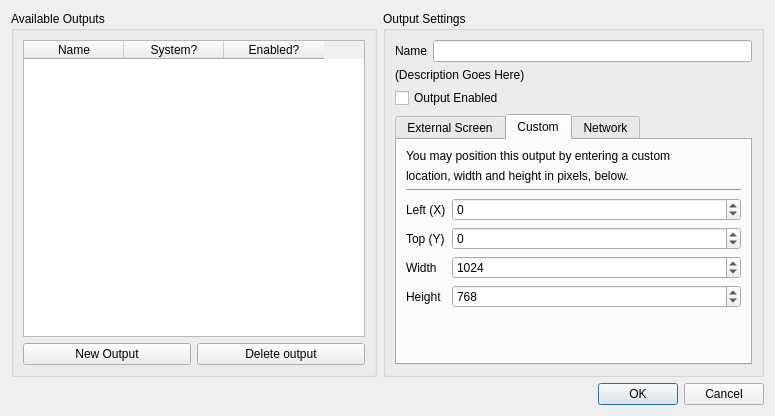
The window that src/outputsetupdialog.ui (google-code-export/dviz) describes before a commit, drawn with Qt 5.
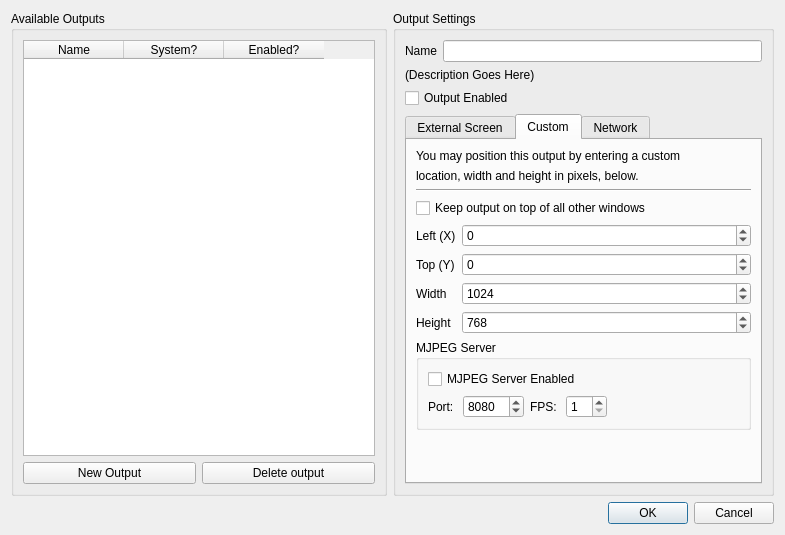
The same window after the commit. The open tabs and pages were chosen to show the change.

Commit message: Added MJPEG server settings to model/Output.cpp and updated OutputSetupDialog UI to manage said settings. Updated OutputInstance.cpp to honor MJPEG enabled flag, port, and FPS settings.

```diff
--- a/src/outputsetupdialog.ui
+++ b/src/outputsetupdialog.ui
@@ -6,8 +6,8 @@
    <rect>
     <x>0</x>
     <y>0</y>
-    <width>775</width>
-    <height>414</height>
+    <width>785</width>
+    <height>535</height>
    </rect>
   </property>
   <property name="windowTitle">
@@ -178,6 +178,13 @@
               </property>
              </widget>
             </item>
+            <item>
+             <widget class="QCheckBox" name="stayOnTop">
+              <property name="text">
+               <string>Keep output on top of all other windows</string>
+              </property>
+             </widget>
+            </item>
             <item>
              <layout class="QFormLayout" name="formLayout_2">
               <property name="fieldGrowthPolicy">
@@ -259,6 +266,72 @@
               </item>
              </layout>
             </item>
+            <item>
+             <widget class="QGroupBox" name="groupBox_2">
+              <property name="title">
+               <string>MJPEG Server</string>
+              </property>
+              <layout class="QGridLayout" name="gridLayout_3">
+               <item row="0" column="0" colspan="4">
+                <widget class="QCheckBox" name="mjpegEnabled2">
+                 <property name="text">
+                  <string>MJPEG Server Enabled</string>
+                 </property>
+                </widget>
+               </item>
+               <item row="1" column="0">
+                <widget class="QLabel" name="label_18">
+                 <property name="text">
+                  <string>Port: </string>
+                 </property>
+                </widget>
+               </item>
+               <item row="1" column="1">
+                <widget class="QSpinBox" name="mjpegPort2">
+                 <property name="minimum">
+                  <number>1025</number>
+                 </property>
+                 <property name="maximum">
+                  <number>65536</number>
+                 </property>
+                 <property name="value">
+                  <number>8080</number>
+                 </property>
+                </widget>
+               </item>
+               <item row="1" column="2">
+                <widget class="QLabel" name="label_19">
+                 <property name="text">
+                  <string>FPS: </string>
+                 </property>
+                </widget>
+               </item>
+               <item row="1" column="3">
+                <widget class="QSpinBox" name="mjpegFps2">
+                 <property name="minimum">
+                  <number>1</number>
+                 </property>
+                 <property name="maximum">
+                  <number>30</number>
+                 </property>
+                </widget>
+               </item>
+               <item row="1" column="4">
+                <spacer name="horizontalSpacer_2">
+                 <property name="orientation">
+                  <enum>Qt::Horizontal</enum>
+                 </property>
+                 <property name="sizeHint" stdset="0">
+                  <size>
+                   <width>40</width>
+                   <height>20</height>
+                  </size>
+                 </property>
+                </spacer>
+               </item>
+              </layout>
+             </widget>
+            </item>
             <item>
              <spacer name="verticalSpacer">
               <property name="orientation">
```
Left out of the diff: 79 changed lines with no effect on the pictures. The commit also changes 6 other files.
